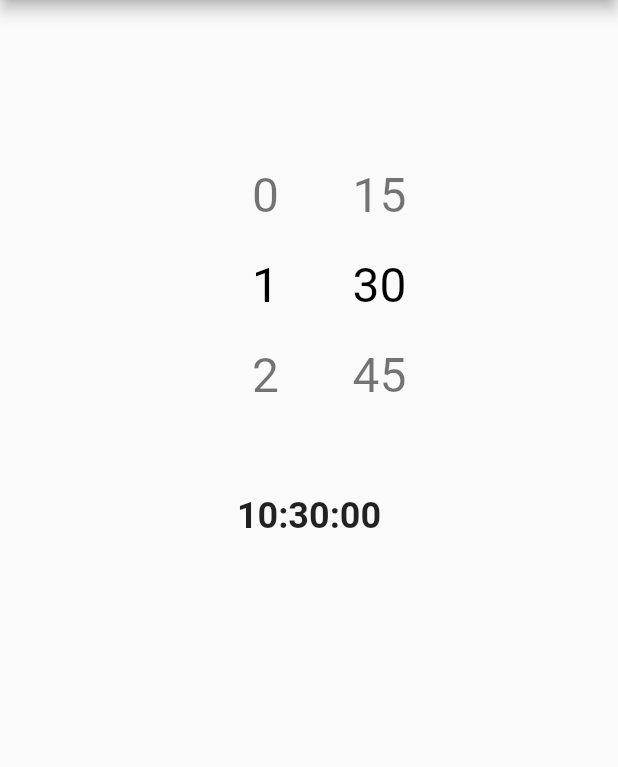
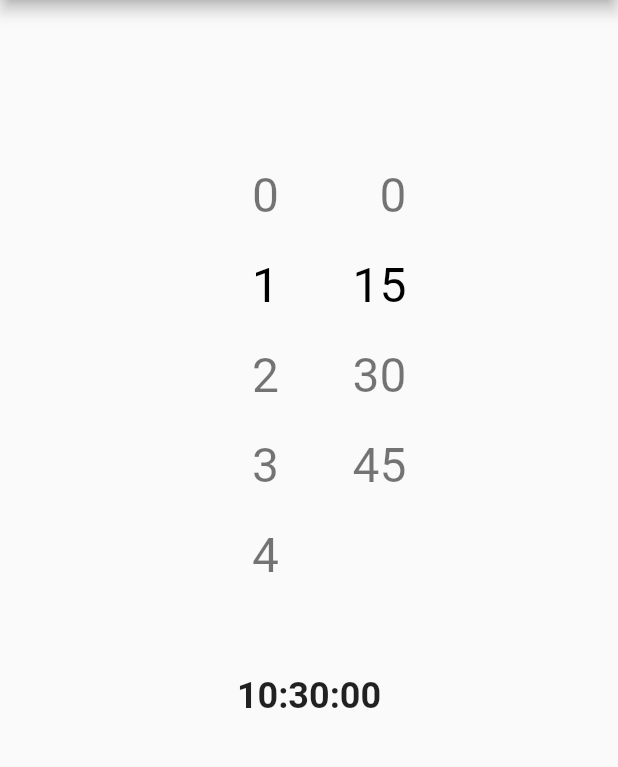
Before and after one commit to icemanbsi/flutter_time_picker_spinner, a Flutter app: the screen it shows after launch, scrolled down 2880 dp, on a phone screen of 412 x 824 dp, the part 84-851 px from its top. Run offline on Flutter 3.47's test engine with Material 2 defaults, Android fonts, the phone set to English and light mode, and no system bars.

Commit message:
Show more than three items in each spinner

```diff
--- a/lib/flutter_time_picker_spinner.dart
+++ b/lib/flutter_time_picker_spinner.dart
@@ -93,15 +93,15 @@ class TimePickerSpinner extends StatefulWidget {
   }) : super(key: key);
 
   @override
-  _TimePickerSpinnerState createState() => new _TimePickerSpinnerState();
+  _TimePickerSpinnerState createState() => _TimePickerSpinnerState();
 
 }
 
 class _TimePickerSpinnerState extends State<TimePickerSpinner> {
-  ScrollController hourController = new ScrollController();
-  ScrollController minuteController = new ScrollController();
-  ScrollController secondController = new ScrollController();
-  ScrollController apController = new ScrollController();
+  ScrollController hourController = ScrollController();
+  ScrollController minuteController = ScrollController();
+  ScrollController secondController = ScrollController();
+  ScrollController apController = ScrollController();
   int currentSelectedHourIndex = -1;
   int currentSelectedMinuteIndex = -1;
   int currentSelectedSecondIndex = -1;
@@ -113,11 +113,11 @@ class _TimePickerSpinnerState extends State<TimePickerSpinner> {
   bool isAPScrolling = false;
 
   /// default settings
-  TextStyle defaultHighlightTextStyle = new TextStyle(
+  TextStyle defaultHighlightTextStyle = TextStyle(
       fontSize: 32,
       color: Colors.black
   );
-  TextStyle defaultNormalTextStyle = new TextStyle(
+  TextStyle defaultNormalTextStyle = TextStyle(
       fontSize: 32,
       color: Colors.black54
   );
@@ -177,16 +177,16 @@ class _TimePickerSpinnerState extends State<TimePickerSpinner> {
     currentTime = widget.time == null ? DateTime.now() : widget.time;
 
     currentSelectedHourIndex = (currentTime.hour % (widget.is24HourMode ? 24 : 12)) + _getHourCount();
-    hourController = new ScrollController(initialScrollOffset: (currentSelectedHourIndex - 1) * _getItemHeight() );
+    hourController = ScrollController(initialScrollOffset: (currentSelectedHourIndex - 1) * _getItemHeight() );
 
     currentSelectedMinuteIndex = (currentTime.minute / widget.minutesInterval).floor() + (isLoop(_getMinuteCount()) ? _getMinuteCount() : 1);
-    minuteController = new ScrollController(initialScrollOffset: (currentSelectedMinuteIndex - 1) * _getItemHeight() );
+    minuteController = ScrollController(initialScrollOffset: (currentSelectedMinuteIndex - 1) * _getItemHeight() );
 
     currentSelectedSecondIndex = (currentTime.second / widget.secondsInterval).floor() + (isLoop(_getSecondCount()) ? _getSecondCount() : 1);
-    secondController = new ScrollController(initialScrollOffset: (currentSelectedSecondIndex - 1) * _getItemHeight() );
+    secondController = ScrollController(initialScrollOffset: (currentSelectedSecondIndex - 1) * _getItemHeight() );
 
     currentSelectedAPIndex = currentTime.hour >= 12 ? 2 : 1;
-    apController = new ScrollController(initialScrollOffset: (currentSelectedAPIndex - 1) * _getItemHeight() );
+    apController = ScrollController(initialScrollOffset: (currentSelectedAPIndex - 1) * _getItemHeight() );
 
     super.initState();
 
@@ -199,9 +199,9 @@ class _TimePickerSpinnerState extends State<TimePickerSpinner> {
   @override
   Widget build(BuildContext context) {
     List<Widget> contents = [
-      new SizedBox(
+      SizedBox(
         width: _getItemWidth(),
-        height: _getItemHeight() * 3,
+        height: _getItemHeight() * 5,
         child: spinner(
           hourController,
           _getHourCount(),
@@ -216,9 +216,9 @@ class _TimePickerSpinnerState extends State<TimePickerSpinner> {
         ),
       ),
       spacer(),
-      new SizedBox(
+      SizedBox(
         width: _getItemWidth(),
-        height: _getItemHeight() * 3,
+        height: _getItemHeight() * 5,
         child: spinner(
           minuteController,
           _getMinuteCount(),
@@ -237,9 +237,9 @@ class _TimePickerSpinnerState extends State<TimePickerSpinner> {
     if(widget.isShowSeconds){
       contents.add(spacer());
       contents.add(
-        new SizedBox(
+          SizedBox(
             width: _getItemWidth(),
-          height: _getItemHeight() * 3,
+            height: _getItemHeight() * 5,
             child: spinner(
               secondController,
               _getSecondCount(),
@@ -259,15 +259,15 @@ class _TimePickerSpinnerState extends State<TimePickerSpinner> {
     if(!widget.is24HourMode){
       contents.add(spacer());
       contents.add(
-        new SizedBox(
+          SizedBox(
             width: _getItemWidth() * 1.2,
-          height: _getItemHeight() * 3,
+            height: _getItemHeight() * 5,
             child: apSpinner(),
           )
       );
     }
 
-    return new Row(
+    return Row(
       crossAxisAlignment: CrossAxisAlignment.center,
       mainAxisAlignment: MainAxisAlignment.center,
       children: contents,
@@ -275,9 +275,9 @@ class _TimePickerSpinnerState extends State<TimePickerSpinner> {
   }
 
   Widget spacer(){
-    return new Container(
+    return Container(
       width: _getSpacing(),
-      height: _getItemHeight() * 3,
+      height: _getItemHeight() * 5,
     );
   }
 
@@ -325,7 +325,7 @@ class _TimePickerSpinnerState extends State<TimePickerSpinner> {
         }
         return true;
       },
-      child: new ListView.builder(
+      child: ListView.builder(
         itemBuilder: (context, index) {
           String text = '';
           if(isLoop(max)){
@@ -340,10 +340,10 @@ class _TimePickerSpinnerState extends State<TimePickerSpinner> {
           if(widget.isForce2Digits && text != ''){
             text = text.padLeft(2, '0');
           }
-          return new Container(
+          return Container(
             height: _getItemHeight(),
             alignment: _getAlignment(),
-            child: new Text(
+            child: Text(
               text,
               style: selectedIndex == index
                   ? _getHighlightedTextStyle()
@@ -359,18 +359,18 @@ class _TimePickerSpinnerState extends State<TimePickerSpinner> {
       ),
     );
 
-    return new Stack(
+    return Stack(
       children: <Widget>[
         Positioned.fill(
             child: _spinner
         ),
         isScrolling
             ? Positioned.fill(
-              child: new Container(
+            child: Container(
               color: Colors.black.withOpacity(0),
             )
         )
-          : new Container()
+            : Container()
       ],
     );
   }
@@ -384,6 +384,15 @@ class _TimePickerSpinnerState extends State<TimePickerSpinner> {
             if(widget.onTimeChange != null) {
               widget.onTimeChange(getDateTime());
             }
+          }else if(scrollNotification.direction.toString()  == "ScrollDirection.forward"){
+/*
+            setState(() {
+              currentSelectedAPIndex = 2;
+            });
+          }else if(scrollNotification.direction.toString()  == "ScrollDirection.reverse"){
+            setState(() {
+              currentSelectedAPIndex = 1;
+            });*/
           }
         }
         else if (scrollNotification is ScrollUpdateNotification){
@@ -394,13 +403,13 @@ class _TimePickerSpinnerState extends State<TimePickerSpinner> {
         }
         return true;
       },
-      child: new ListView.builder(
+      child: ListView.builder(
         itemBuilder: (context, index) {
           String text = index == 1 ? 'AM' : (index == 2 ? 'PM' : '');
-          return new Container(
+          return Container(
             height: _getItemHeight(),
             alignment: Alignment.center,
-            child: new Text(
+            child: Text(
               text,
               style: currentSelectedAPIndex == index
                   ? _getHighlightedTextStyle()
@@ -409,7 +418,7 @@ class _TimePickerSpinnerState extends State<TimePickerSpinner> {
           );
         },
         controller: apController,
-        itemCount: 4,
+        itemCount: 6,
         physics: ItemScrollPhysics(
           itemHeight: _getItemHeight(),
           targetPixelsLimit: 1,
@@ -417,16 +426,16 @@ class _TimePickerSpinnerState extends State<TimePickerSpinner> {
       ),
     );
 
-    return new Stack(
+    return Stack(
       children: <Widget>[
         Positioned.fill(
             child: _spinner
         ),
         isAPScrolling
             ? Positioned.fill(
-              child: new Container()
+            child: Container()
         )
-          : new Container()
+            : Container()
       ],
     );
   }
```
Lines whose indentation alone changed are shown as unchanged.
